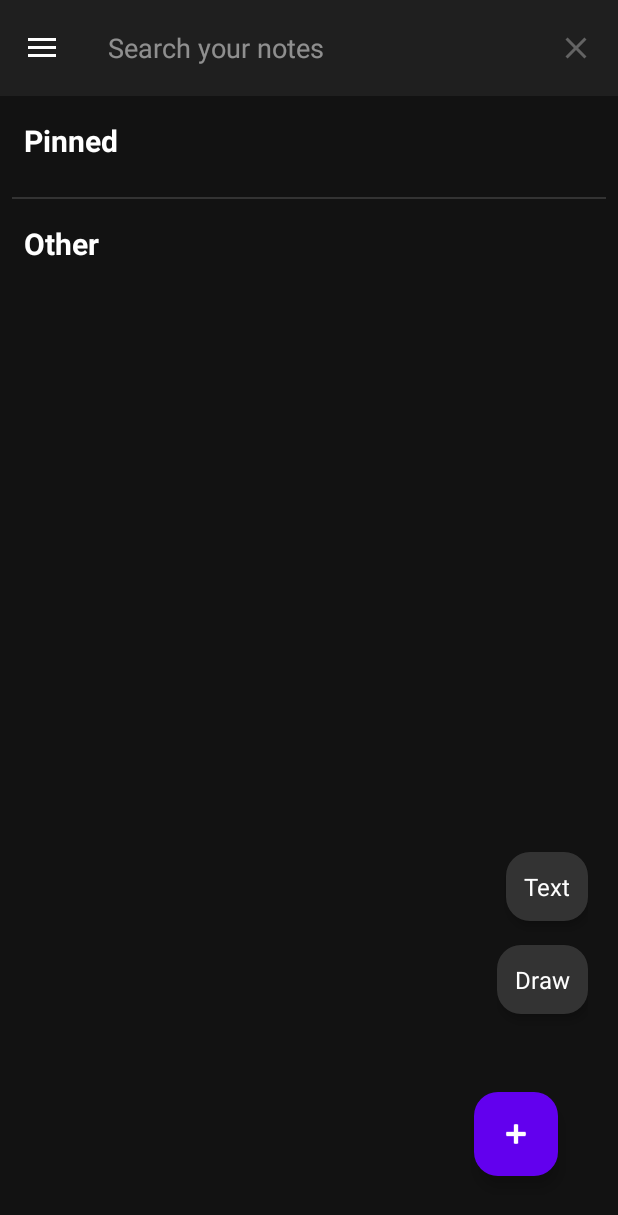
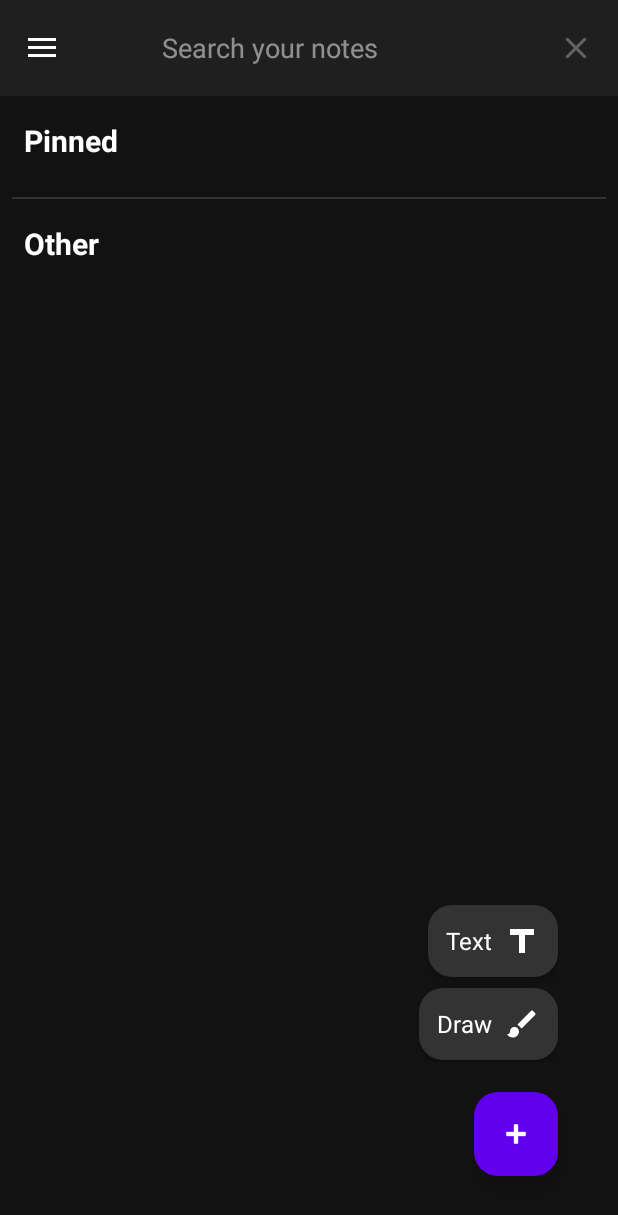
Before and after one commit to karan9617/lumora, an Android app: the NotesListActivity screen opened directly, with no data from a screen before it, after a tap on "Add Note", on a phone screen of 412 x 824 dp. Shown: the top 1215 px of the screen. Run offline under Robolectric (Android 15) with nearby library versions, the phone set to English and light mode, and no system bars; 1 other tap on this screen came first.

Commit message:
app done

```diff
--- a/app/src/main/java/com/example/keyboardai/DrawingActivity.java
+++ b/app/src/main/java/com/example/keyboardai/DrawingActivity.java
@@ -39,8 +39,8 @@ public class DrawingActivity extends AppCompatActivity {
     private ImageButton blackBtn, redBtn, blueBtn, smallPen, eraser, largePen, sprayPaintBtn, rectangleBtn,
             color_blue, color_green, color_yellow, color_orange, color_purple, color_teal, color_pink, color_maroon, color_color1,
             uploadImageBtn,color_grey;
-    private TextView button_save, dialog_discard_btn, dialog_cancel_btn, dialog_save_btn;
-
+    private TextView dialog_discard_btn, dialog_cancel_btn, dialog_save_btn;
+    ImageButton button_save;
     private SeekBar strokeWidthSeekBar;
     private NoteRepository noteRepository;
     private long currentNoteId = -1;
--- /dev/null
+++ b/app/src/main/java/com/example/keyboardai/adapter/OnboardingAdapter.java
@@ -0,0 +1,4 @@
+package com.example.keyboardai.adapter;
+
+public class OnboardingAdapter {
+}
--- a/app/src/main/res/drawable/ic_save_icon.xml
+++ b/app/src/main/res/drawable/ic_save_icon.xml
@@ -4,9 +4,9 @@
     android:height="24dp"
     android:viewportWidth="24"
     android:viewportHeight="24"
-    android:tint="@color/selected_note_background">
+    android:tint="@color/purple_200">
 
     <path
-        android:fillColor="@android:color/white"
+        android:fillColor="#D7DADD"
         android:pathData="M17,3L5,3c-1.11,0 -2,0.9 -2,2v14c0,1.1 0.89,2 2,2h14c1.1,0 2,-0.9 2,-2L21,7l-4,-4zM12,19c-1.66,0 -3,-1.34 -3,-3s1.34,-3 3,-3 3,1.34 3,3 -1.34,3 -3,3zM15,9L5,9L5,5h10v4z"/>
 </vector>
--- /dev/null
+++ b/app/src/main/res/drawable/ic_text_icon.xml
@@ -0,0 +1,12 @@
+<?xml version="1.0" encoding="utf-8"?>
+<vector xmlns:android="http://schemas.android.com/apk/res/android"
+    android:width="24dp"
+    android:height="24dp"
+    android:viewportWidth="24"
+    android:viewportHeight="24">
+
+    <!-- Simple 'T' shape: wide top bar and centered stem -->
+    <path
+        android:fillColor="#872525"
+        android:pathData="M4,4 H20 V8 H14 V20 H10 V8 H4 Z" />
+</vector>
--- a/app/src/main/res/layout/activity_notes_list_main.xml
+++ b/app/src/main/res/layout/activity_notes_list_main.xml
@@ -6,8 +6,9 @@
     android:layout_width="match_parent"
     android:layout_height="match_parent"
     android:fitsSystemWindows="true"
-    android:background="#121212"
-    tools:openDrawer="start">
+    android:background="#121212">
+   <!--tools:openDrawer="left" -->
+
 
     <!-- This is the main content area of the screen -->
     <RelativeLayout
@@ -22,6 +23,7 @@
             android:layout_width="match_parent"
             android:layout_height="?attr/actionBarSize"
             android:background="#1F1F1F"
+
             android:elevation="4dp"
             android:theme="@style/ThemeOverlay.AppCompat.Dark.ActionBar"
             app:popupTheme="@style/ThemeOverlay.AppCompat.Light">
@@ -29,13 +31,13 @@
             <!-- The Search Bar -->
             <androidx.appcompat.widget.SearchView
                 android:id="@+id/search_view"
-                android:layout_width="match_parent"
+                android:layout_width="wrap_content"
                 android:layout_height="match_parent"
                 app:queryHint="Search your notes"
                 app:queryBackground="@android:color/transparent"
                 android:textColorHint="@android:color/darker_gray"
                 android:textColor="@android:color/white"
-                android:gravity="right"
+               android:layout_gravity="right"
                 />
         </androidx.appcompat.widget.Toolbar>
 
@@ -121,9 +123,9 @@
             android:layout_height="wrap_content"
             android:orientation="vertical"
             android:gravity="end"
-            android:layout_marginBottom="16dp"
+            android:layout_marginRight="20dp"
             android:visibility="gone">
-
+    <!--
             <TextView
                 android:id="@+id/option_text"
                 android:layout_width="wrap_content"
@@ -135,6 +137,32 @@
                 android:elevation="4dp"
                 android:textColor="@android:color/white"
                 android:textSize="16sp" />
+            -->
+            <LinearLayout
+                android:id="@+id/option_text_layout"
+                android:layout_width="wrap_content"
+                android:layout_height="wrap_content"
+                android:orientation="horizontal"
+                android:gravity="center_vertical"
+                android:layout_marginBottom="7dp"
+                android:background="@drawable/rounded_background"
+                android:padding="12dp"
+                android:elevation="4dp">
+                <TextView
+                    android:id="@+id/option_text"
+                    android:layout_width="wrap_content"
+                    android:layout_height="wrap_content"
+                    android:text="Text"
+                    android:textColor="@android:color/white"
+                    android:textSize="16sp" />
+                <ImageView
+                    android:layout_width="24dp"
+                    android:layout_height="24dp"
+                    android:layout_marginStart="8dp"
+                    android:src="@drawable/ic_text_icon"
+                    app:tint="@android:color/white"
+                    android:contentDescription="Image note icon" />
+            </LinearLayout>
 
             <!--  <TextView
                   android:id="@+id/option_images"
@@ -146,7 +174,7 @@
                   android:padding="12dp"
                   android:elevation="4dp"
                   android:textColor="@android:color/white"
-                  android:textSize="16sp" />-->
+                  android:textSize="16sp" />
 
               <TextView
                   android:id="@+id/option_drawings"
@@ -159,6 +187,32 @@
                   android:elevation="4dp"
                   android:textColor="@android:color/white"
                   android:textSize="16sp" />
+-->
+            <LinearLayout
+                android:id="@+id/option_drawings_layout"
+                android:layout_width="wrap_content"
+                android:layout_height="wrap_content"
+                android:orientation="horizontal"
+                android:gravity="center_vertical"
+                android:layout_marginBottom="1dp"
+                android:background="@drawable/rounded_background"
+                android:padding="12dp"
+                android:elevation="4dp">
+                <TextView
+                    android:id="@+id/option_drawings"
+                    android:layout_width="wrap_content"
+                    android:layout_height="wrap_content"
+                    android:text="Draw"
+                    android:textColor="@android:color/white"
+                    android:textSize="16sp" />
+                <ImageView
+                    android:layout_width="24dp"
+                    android:layout_height="24dp"
+                    android:layout_marginStart="8dp"
+                    android:src="@drawable/baseline_brush_24"
+                    app:tint="@android:color/white"
+                    android:contentDescription="Draw note icon" />
+            </LinearLayout>
               <!--<TextView
                   android:id="@+id/option_excel"
                   android:layout_width="wrap_content"
--- a/app/src/main/res/menu/menu_contextual_action_bar.xml
+++ b/app/src/main/res/menu/menu_contextual_action_bar.xml
@@ -1,6 +1,7 @@
 <?xml version="1.0" encoding="utf-8"?>
 <menu xmlns:android="http://schemas.android.com/apk/res/android"
-    xmlns:app="http://schemas.android.com/apk/res-auto">
+    xmlns:app="http://schemas.android.com/apk/res-auto"
+    >
 
     <item
         android:id="@+id/action_pin"
```
Also changed, not shown: app/src/main/java/com/example/keyboardai/MainActivity.java (+24 -2 lines), app/src/main/java/com/example/keyboardai/NotesListActivity.java (+20 -7 lines), app/src/main/res/layout/activity_drawing.xml (+22 -30 lines), app/src/main/res/layout/activity_main.xml (+9 -1 lines).
